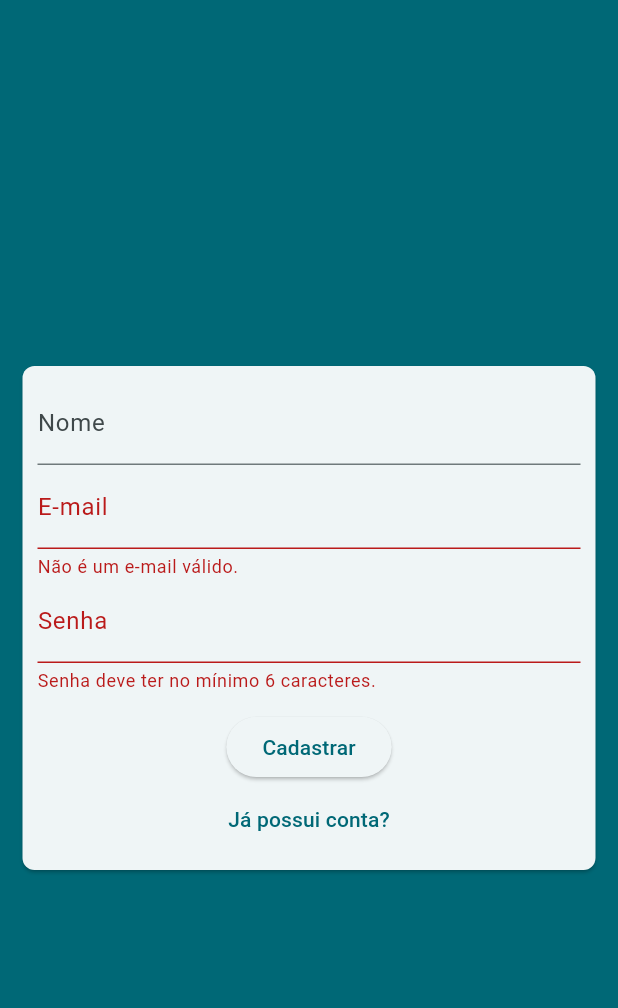
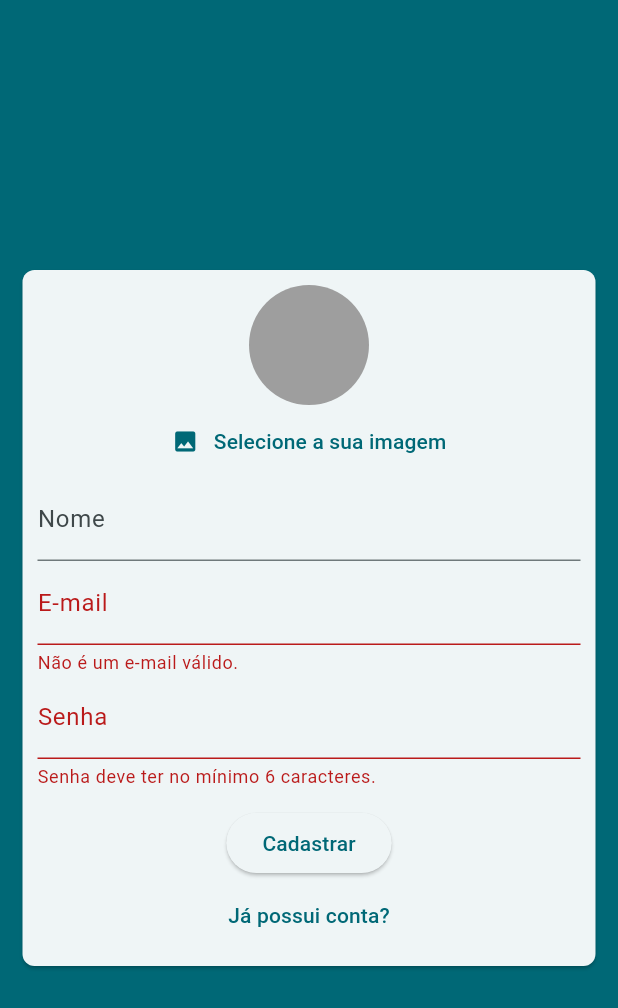
Before and after one commit to alissonpintor/chat, a Flutter app: the screen it shows after launch, after a tap on "Entrar", after a tap on "Criar uma nova conta?", on a phone screen of 412 x 824 dp. Shown: the top 1008 px of the screen. Run offline on Flutter 3.47's test engine with Material 3 defaults, Android fonts, the phone set to English and light mode, and no system bars.

Commit message:
Adicionando componente Image Picker

```diff
--- a/lib/components/auth_form.dart
+++ b/lib/components/auth_form.dart
@@ -1,3 +1,4 @@
+import 'package:chat/components/user_image_picker.dart';
 import 'package:chat/models/auth_data.dart';
 import 'package:flutter/material.dart';
 
@@ -39,6 +40,7 @@ class _AuthFormState extends State<AuthForm> {
           key: _formKey,
           child: Column(
             children: [
+              if (_formData.isSignup) UserImagePicker(),
               if (_formData.isSignup)
                 TextFormField(
                   key: ValueKey('name'),
--- /dev/null
+++ b/lib/components/user_image_picker.dart
@@ -0,0 +1,35 @@
+import 'package:flutter/material.dart';
+
+class UserImagePicker extends StatefulWidget {
+  const UserImagePicker({super.key});
+
+  @override
+  State<UserImagePicker> createState() => _UserImagePickerState();
+}
+
+class _UserImagePickerState extends State<UserImagePicker> {
+  @override
+  Widget build(BuildContext context) {
+    return Column(
+      children: [
+        CircleAvatar(
+          radius: 40,
+          backgroundColor: Colors.grey,
+        ),
+        TextButton(
+          onPressed: () {},
+          child: Row(
+            mainAxisAlignment: MainAxisAlignment.center,
+            children: [
+              Icon(
+                Icons.image,
+              ),
+              SizedBox(width: 10),
+              Text('Selecione a sua imagem')
+            ],
+          ),
+        )
+      ],
+    );
+  }
+}
--- a/pubspec.yaml
+++ b/pubspec.yaml
@@ -30,6 +30,7 @@ environment:
 dependencies:
   flutter:
     sdk: flutter
+  image_picker: ^1.1.2
 
 
   # The following adds the Cupertino Icons font to your application.
```
Also changed, not shown: pubspec.lock, 5 other files.
